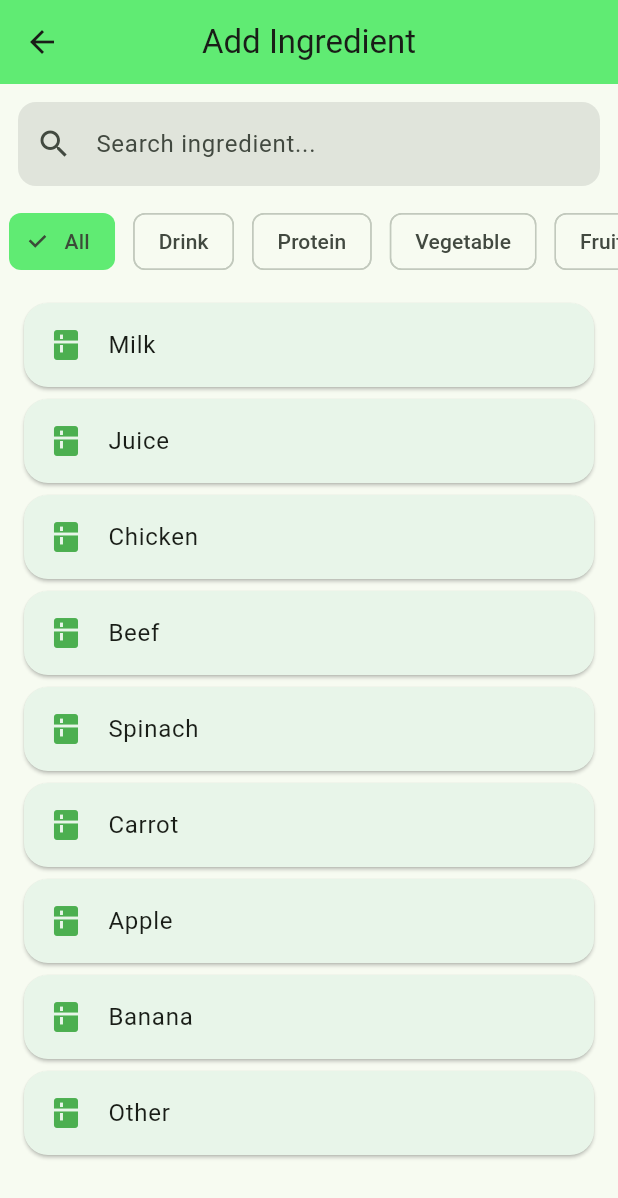
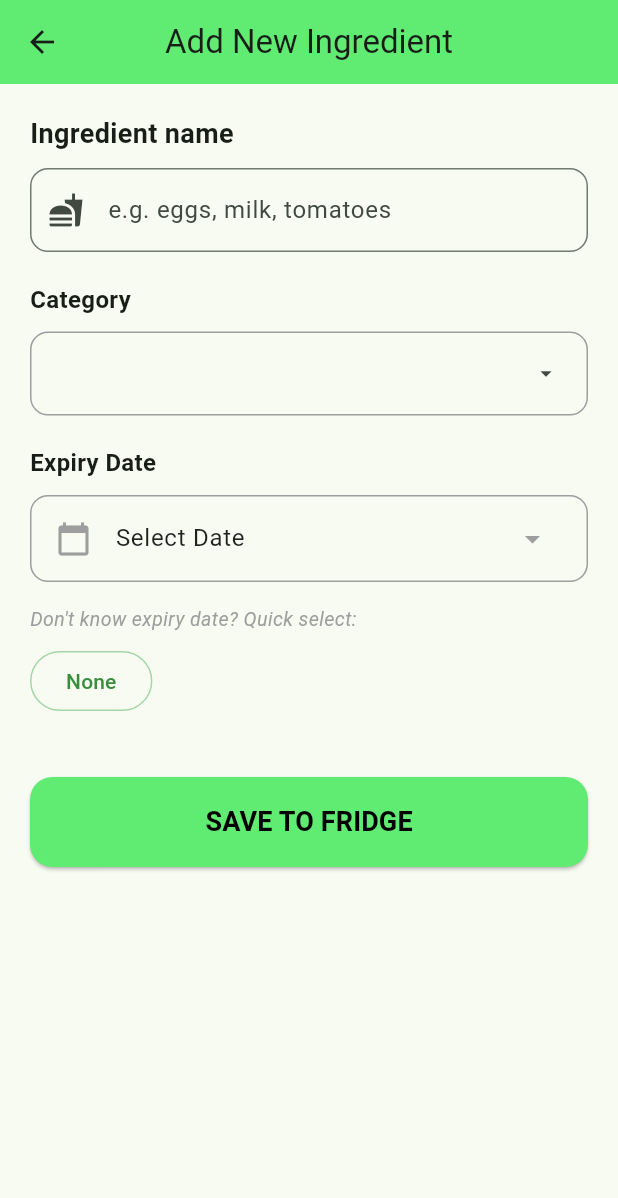
Before and after one commit to aommoa-76/food-fridge-app, a Flutter app: the AddIngredientPage screen opened directly, on a phone screen of 412 x 824 dp. Shown: the top 1198 px of the screen. Run offline on Flutter 3.47's test engine with Material 3 defaults, Android fonts, the phone set to English and light mode, and no system bars; network calls fail.

Commit message:
edit add_ingredient_page.dart: make edit UI that can add by user(name ingredient,category of ingredient,expired dateor none)

```diff
--- a/lib/features/add_ingredient/add_ingredient_page.dart
+++ b/lib/features/add_ingredient/add_ingredient_page.dart
@@ -9,227 +9,206 @@ class AddIngredientPage extends StatefulWidget {
 
 class _AddIngredientPageState extends State<AddIngredientPage> {
   static const primaryGreen = Color(0xFF60EB73);
+  final _formKey = GlobalKey<FormState>();
+  final TextEditingController _nameController = TextEditingController();
 
-  final TextEditingController _searchController = TextEditingController();
+  String? _selectedCategory;
+  DateTime? _expiryDate;
 
-  String selectedCategory = "All";
+  final List<String> _categories = ["Protein", "Carbohydrate", "Vegetable", "Fruit", "Drink", "Other"];
 
-  final categories = ["All", "Drink", "Protein", "Vegetable", "Fruit", "Other"];
-
-  final ingredients = [
-    {"name": "Milk", "category": "Drink", "Date": 7},
-    {"name": "Juice", "category": "Drink"},
-    {"name": "Chicken", "category": "Protein", "Date": 3},
-    {"name": "Beef", "category": "Protein"},
-    {"name": "Spinach", "category": "Vegetable", "Date": 5},
-    {"name": "Carrot", "category": "Vegetable"},
-    {"name": "Apple", "category": "Fruit", "Date": 10},
-    {"name": "Banana", "category": "Fruit"},
-    {"name": "Other", "category": "Other"},
-  ];
-
-  List get filteredIngredients {
-    return ingredients.where((item) {
-      final matchCategory =
-          selectedCategory == "All" || item["category"] == selectedCategory;
-
-      final matchSearch = (item["name"] as String)
-        .toLowerCase()
-        .contains(_searchController.text.toLowerCase());
-
-
-      return matchCategory && matchSearch;
-    }).toList();
+  void _setQuickExpiry(int days) {
+    setState(() {
+      _expiryDate = DateTime.now().add(Duration(days: days));
+    });
+    // สั่ง validate ใหม่เพื่อลบสีแดงออกทันทีที่เลือก
+    _formKey.currentState?.validate();
   }
 
   @override
   Widget build(BuildContext context) {
+    // ดึงค่าสี Error มาตรฐานของ Theme มาใช้เพื่อให้แดงเหมือนกันเป๊ะ
+    final errorColor = Theme.of(context).colorScheme.error;
+    final errorStyle = TextStyle(color: errorColor, fontSize: 12);
+
     return Scaffold(
       appBar: AppBar(
-        title: const Text("Add Ingredient"),
+        title: const Text("Add New Ingredient"),
         backgroundColor: primaryGreen,
+        elevation: 0,
       ),
-      body: Column(
-        children: [
-          _buildSearch(),
-          _buildCategories(),
-          Expanded(child: _buildIngredientList()),
-        ],
-      ),
-    );
-  }
+      body: SingleChildScrollView(
+        padding: const EdgeInsets.all(20),
+        child: Form(
+          key: _formKey,
+          child: Column(
+            crossAxisAlignment: CrossAxisAlignment.start,
+            children: [
+              const Text("Ingredient name", style: TextStyle(fontSize: 18, fontWeight: FontWeight.bold)),
+              const SizedBox(height: 10),
 
-  // 🔍 SEARCH
-  Widget _buildSearch() {
-    return Padding(
-      padding: const EdgeInsets.all(12),
-      child: TextField(
-        controller: _searchController,
-        onChanged: (_) => setState(() {}),
-        decoration: InputDecoration(
-          hintText: "Search ingredient...",
-          prefixIcon: const Icon(Icons.search),
-          filled: true,
-          border: OutlineInputBorder(
-            borderRadius: BorderRadius.circular(12),
-            borderSide: BorderSide.none,
+              // 1. Name Field
+              TextFormField(
+                controller: _nameController,
+                decoration: InputDecoration(
+                  hintText: "e.g. eggs, milk, tomatoes",
+                  border: OutlineInputBorder(borderRadius: BorderRadius.circular(12)),
+                  prefixIcon: const Icon(Icons.fastfood),
+                ),
+                validator: (value) => (value == null || value.isEmpty) ? "Please enter ingredient name" : null,
+              ),
+
+              const SizedBox(height: 20),
+
+              // 2. Category Field
+              const Text("Category", style: TextStyle(fontSize: 16, fontWeight: FontWeight.bold)),
+              const SizedBox(height: 10),
+              FormField<String>(
+                validator: (_) => _selectedCategory == null ? "Please select a category" : null,
+                builder: (FormFieldState<String> state) {
+                  return Column(
+                    crossAxisAlignment: CrossAxisAlignment.start,
+                    children: [
+                      LayoutBuilder(
+                        builder: (context, constraints) {
+                          return DropdownMenu<String>(
+                            width: constraints.maxWidth,
+                            menuHeight: 300,
+                            inputDecorationTheme: InputDecorationTheme(
+                              isDense: true,
+                              contentPadding: const EdgeInsets.symmetric(horizontal: 12, vertical: 10),
+                              // ปรับขอบให้เป็นสีแดงตามสถานะ state.hasError
+                              border: OutlineInputBorder(
+                                borderRadius: BorderRadius.circular(12),
+                                borderSide: BorderSide(color: state.hasError ? errorColor : Colors.grey),
+                              ),
+                              enabledBorder: OutlineInputBorder(
+                                borderRadius: BorderRadius.circular(12),
+                                borderSide: BorderSide(color: state.hasError ? errorColor : Colors.grey),
+                              ),
+                              focusedBorder: OutlineInputBorder(
+                                borderRadius: BorderRadius.circular(12),
+                                borderSide: BorderSide(color: state.hasError ? errorColor : primaryGreen, width: 2),
+                              ),
+                            ),
+                            onSelected: (val) {
+                              setState(() => _selectedCategory = val);
+                              state.didChange(val);
+                            },
+                            dropdownMenuEntries: _categories.map((cat) {
+                              return DropdownMenuEntry<String>(
+                                value: cat,
+                                label: cat,
+                                style: MenuItemButton.styleFrom(minimumSize: Size(constraints.maxWidth, 45)),
+                              );
+                            }).toList(),
+                          );
+                        },
+                      ),
+                      if (state.hasError)
+                        Padding(
+                          padding: const EdgeInsets.only(left: 12, top: 8),
+                          child: Text(state.errorText!, style: errorStyle),
+                        ),
+                    ],
+                  );
+                },
+              ),
+
+              const SizedBox(height: 20),
+
+              // 3. Expiry Date Field
+              const Text("Expiry Date", style: TextStyle(fontSize: 16, fontWeight: FontWeight.bold)),
+              const SizedBox(height: 10),
+              FormField<DateTime>(
+                validator: (_) => _expiryDate == null ? "Please pick a date or use quick select" : null,
+                builder: (FormFieldState<DateTime> state) {
+                  return Column(
+                    crossAxisAlignment: CrossAxisAlignment.start,
+                    children: [
+                      ListTile(
+                        shape: RoundedRectangleBorder(
+                          side: BorderSide(color: state.hasError ? errorColor : Colors.grey),
+                          borderRadius: BorderRadius.circular(12),
+                        ),
+                        leading: Icon(Icons.calendar_today, color: state.hasError ? errorColor : Colors.grey),
+                        title: Text(
+                          _expiryDate == null ? "Select Date" : _expiryDate.toString().split(" ")[0],
+                          style: TextStyle(color: state.hasError ? errorColor : Colors.black87),
+                        ),
+                        onTap: () async {
+                          await _pickDate();
+                          state.didChange(_expiryDate);
+                        },
+                        trailing: Icon(Icons.arrow_drop_down, color: state.hasError ? errorColor : Colors.grey),
+                      ),
+                      if (state.hasError)
+                        Padding(
+                          padding: const EdgeInsets.only(left: 12, top: 8),
+                          child: Text(state.errorText!, style: errorStyle),
+                        ),
+                    ],
+                  );
+                },
+              ),
+
+              const SizedBox(height: 15),
+
+              // 4. Quick Select
+              const Text("Don't know expiry date? Quick select:",
+                style: TextStyle(fontSize: 13, color: Colors.grey, fontStyle: FontStyle.italic)),
+              const SizedBox(height: 8),
+              Row(
+                mainAxisAlignment: MainAxisAlignment.start,
+                children: [
+                  _quickDateBtn("None", 0),
+                ],
+              ),
+
+              const SizedBox(height: 40),
+
+              ElevatedButton(
+                style: ElevatedButton.styleFrom(
+                  backgroundColor: primaryGreen,
+                  foregroundColor: Colors.black,
+                  minimumSize: const Size(double.infinity, 60),
+                  shape: RoundedRectangleBorder(borderRadius: BorderRadius.circular(15)),
+                ),
+                onPressed: _submitForm,
+                child: const Text("SAVE TO FRIDGE", style: TextStyle(fontSize: 18, fontWeight: FontWeight.bold)),
+              ),
+            ],
           ),
         ),
       ),
     );
   }
 
-  // 🏷️ CATEGORY CHIPS
-  Widget _buildCategories() {
-    return SizedBox(
-      height: 50,
-      child: ListView.builder(
-        scrollDirection: Axis.horizontal,
-        itemCount: categories.length,
-        itemBuilder: (context, i) {
-          final cat = categories[i];
-          final selected = cat == selectedCategory;
-
-          return Padding(
-            padding: const EdgeInsets.symmetric(horizontal: 6),
-            child: ChoiceChip(
-              label: Text(cat),
-              selected: selected,
-              onSelected: (_) {
-                setState(() => selectedCategory = cat);
-              },
-              selectedColor: primaryGreen,
-            ),
-          );
-        },
+  Widget _quickDateBtn(String label, int days) {
+    return OutlinedButton(
+      style: OutlinedButton.styleFrom(
+        foregroundColor: Colors.green.shade700,
+        side: BorderSide(color: Colors.green.shade200),
       ),
+      onPressed: () => _setQuickExpiry(days),
+      child: Text(label),
     );
   }
 
-  // 🧊 INGREDIENT LIST
-  Widget _buildIngredientList() {
-    return ListView.builder(
-      padding: const EdgeInsets.all(12),
-      itemCount: filteredIngredients.length,
-      itemBuilder: (context, i) {
-        final item = filteredIngredients[i];
-
-        return Card(
-          color: Colors.green.shade50,
-          shape: RoundedRectangleBorder(
-            borderRadius: BorderRadius.circular(16),
-          ),
-          child: ListTile(
-            leading: const Icon(Icons.kitchen, color: Colors.green),
-            title: Text(item["name"]),
-            onTap: () => _showIngredientBottomSheet(item),
-          ),
-        );
-      },
-    );
-  }
-
-  // 🍳 OPEN BOTTOM SHEET
-  void _showIngredientBottomSheet(Map item) {
-    showModalBottomSheet(
-      context: context,
-      isScrollControlled: true,
-      builder: (_) => _IngredientDetailSheet(item: item),
-    );
-  }
-}
-
-class _IngredientDetailSheet extends StatefulWidget {
-  final Map item;
-
-  const _IngredientDetailSheet({required this.item});
-
-  @override
-  State<_IngredientDetailSheet> createState() =>
-      _IngredientDetailSheetState();
-}
-
-class _IngredientDetailSheetState extends State<_IngredientDetailSheet> {
-  DateTime? expiryDate;
-
-  @override
-  void initState() {
-    super.initState();
-
-    // ⭐ AUTO CALCULATE IF HAS Date
-    if (widget.item.containsKey("Date")) {
-      final days = widget.item["Date"] as int;
-      expiryDate = DateTime.now().add(Duration(days: days));
-    }
-  }
-
-  @override
-  Widget build(BuildContext context) {
-    return Padding(
-      padding: const EdgeInsets.fromLTRB(16, 16, 16, 32),
-      child: Wrap(
-        children: [
-          Text(
-            widget.item["name"],
-            style: const TextStyle(
-              fontSize: 22,
-              fontWeight: FontWeight.bold,
-            ),
-          ),
-
-          const SizedBox(height: 20),
-
-          // 📅 Expiry picker
-          ListTile(
-            title: const Text("Expiry date"),
-            subtitle: Text(
-              expiryDate == null
-                  ? "Select date"
-                  : expiryDate.toString().split(" ")[0],
-            ),
-            trailing: const Icon(Icons.calendar_today),
-            onTap: _pickDate,
-          ),
-
-          // ⭐ hint if auto
-          if (widget.item.containsKey("Date"))
-            const Padding(
-              padding: EdgeInsets.only(left: 16),
-              child: Text(
-                "Auto calculated from shelf life (editable)",
-                style: TextStyle(fontSize: 12, color: Colors.grey),
-              ),
-            ),
-
-          const SizedBox(height: 24),
-
-          ElevatedButton(
-            style: ElevatedButton.styleFrom(
-              backgroundColor: const Color(0xFF60EB73),
-              foregroundColor: Colors.black,
-              minimumSize: const Size(double.infinity, 56),
-            ),
-            onPressed: () {
-              // TODO: save to fridge database
-              Navigator.pop(context);
-            },
-            child: const Text("Add to Fridge"),
-          ),
-        ],
-      ),
-    );
-  }
-
-  void _pickDate() async {
+  Future<void> _pickDate() async {
     final picked = await showDatePicker(
       context: context,
       firstDate: DateTime.now(),
       lastDate: DateTime(2100),
-      initialDate: expiryDate ?? DateTime.now(),
+      initialDate: _expiryDate ?? DateTime.now(),
     );
+    if (picked != null) setState(() => _expiryDate = picked);
+  }
 
-    if (picked != null) {
-      setState(() => expiryDate = picked);
+  void _submitForm() {
+    if (_formKey.currentState!.validate()) {
+      // บันทึกข้อมูลได้เมื่อผ่าน Validation ทั้งหมด (ชื่อ, ประเภท, และวันหมดอายุอย่างใดอย่างหนึ่ง)
+      Navigator.pop(context);
     }
   }
 }
```
